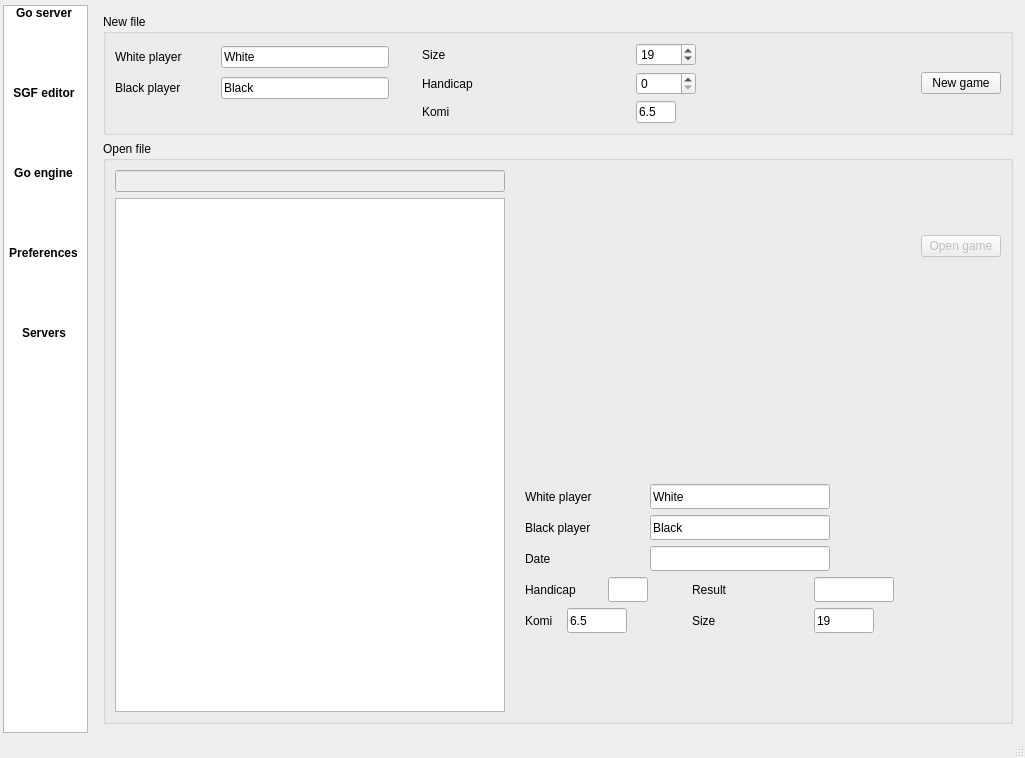
Above: src/mainwindow.ui from pzorin/qgo before the change. Below: the same form after it.
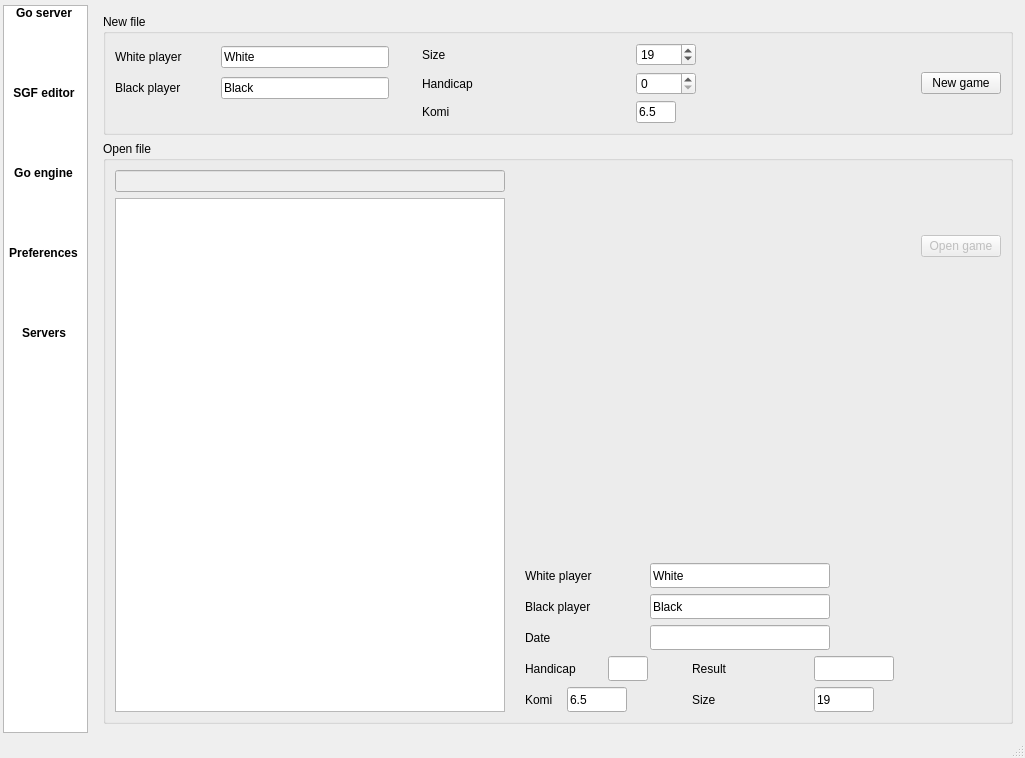
That is the form after the change. The open tabs and pages were chosen to show the change. Icons and pictures are not drawn. Custom widgets are drawn as their Qt base class.

What changed in the file:
```diff
--- a/src/mainwindow.ui
+++ b/src/mainwindow.ui
@@ -1350,45 +1350,17 @@
                 <layout class="QHBoxLayout" name="horizontalLayout_3">
                  <item>
                   <widget class="DisplayBoard" name="displayBoard" native="true">
-                   <property name="sizePolicy">
-                    <sizepolicy hsizetype="Fixed" vsizetype="Fixed">
-                     <horstretch>0</horstretch>
-                     <verstretch>0</verstretch>
-                    </sizepolicy>
-                   </property>
                    <property name="minimumSize">
                     <size>
                      <width>150</width>
                      <height>150</height>
                     </size>
                    </property>
-                   <property name="maximumSize">
-                    <size>
-                     <width>150</width>
-                     <height>150</height>
-                    </size>
-                   </property>
                    <property name="whatsThis">
                     <string>Board preview</string>
                    </property>
                   </widget>
                  </item>
-                 <item>
-                  <spacer>
-                   <property name="orientation">
-                    <enum>Qt::Horizontal</enum>
-                   </property>
-                   <property name="sizeType">
-                    <enum>QSizePolicy::Expanding</enum>
-                   </property>
-                   <property name="sizeHint" stdset="0">
-                    <size>
-                     <width>40</width>
-                     <height>20</height>
-                    </size>
-                   </property>
-                  </spacer>
-                 </item>
                 </layout>
                </item>
                <item>
```
Left out of the diff: 29 changed lines with no effect on the pictures.
